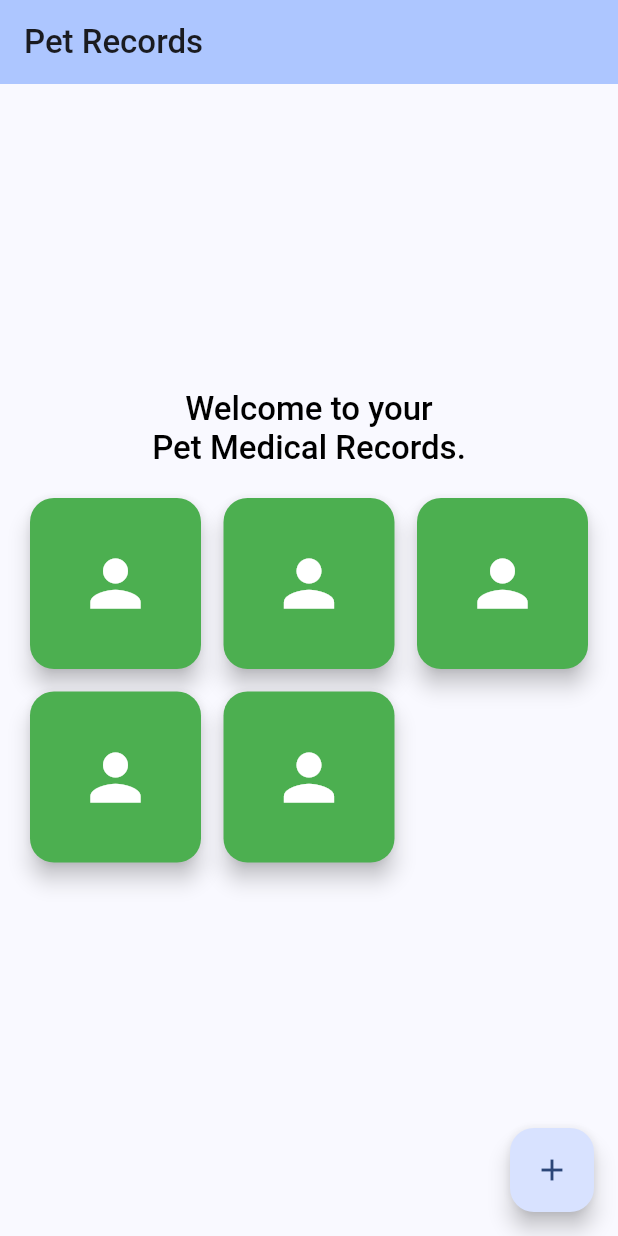
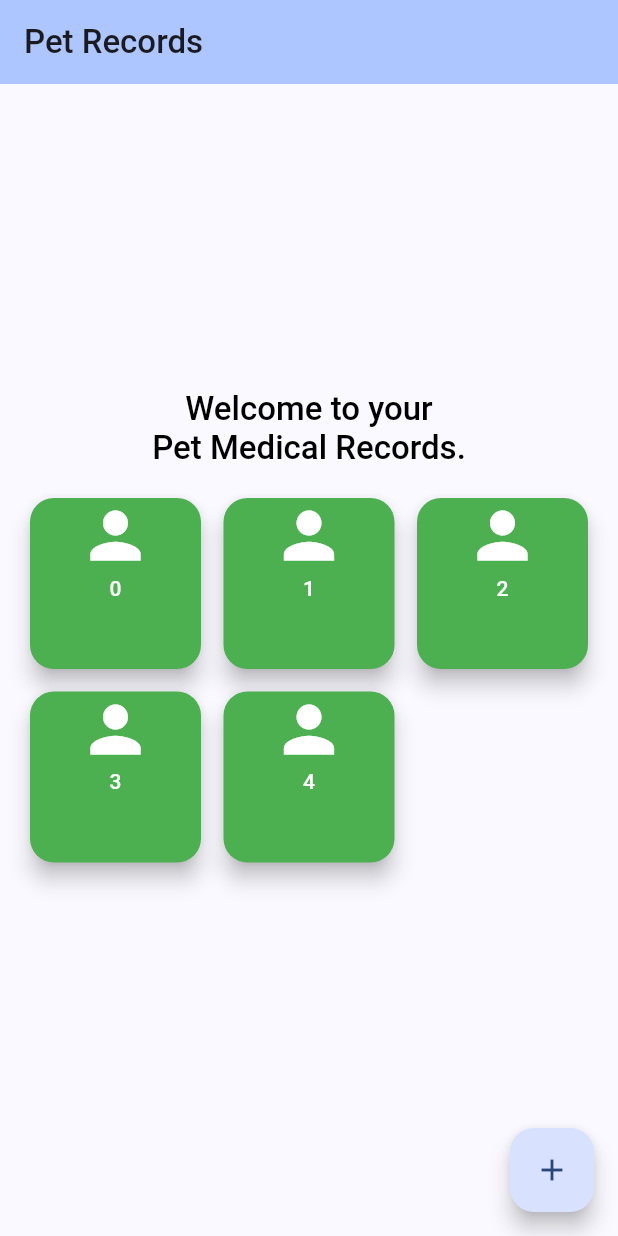
Before and after one commit to wenyngcar/mobile-pet-medical-records, a Flutter app: the screen it shows after launch, on a phone screen of 412 x 824 dp. Run offline on Flutter 3.47's test engine with Material 3 defaults, Android fonts, the phone set to English and light mode, and no system bars.

Commit message:
feat: pass parameters to BoxCard

```diff
--- a/lib/main.dart
+++ b/lib/main.dart
@@ -76,9 +76,9 @@ class _MyHomePageState extends State<MyHomePage> {
               crossAxisCount: 3,
               mainAxisSpacing: 15,
               crossAxisSpacing: 15,
-              children: List.generate(5, (index) {
-                return BoxCard();
-              }),
+              children: [
+                for (int i = 0; i < 5; i++) BoxCard(number: i.toString()),
+              ],
             ),
           ),
         ],
@@ -93,7 +93,9 @@ class _MyHomePageState extends State<MyHomePage> {
 }
 
 class BoxCard extends StatefulWidget {
-  const BoxCard({super.key});
+  const BoxCard({super.key, required this.number});
+
+  final String number;
 
   @override
   State<BoxCard> createState() => _BoxCardState();
@@ -108,7 +110,9 @@ class _BoxCardState extends State<BoxCard> {
       onPressed: () {
         print("Button is pressed.");
       },
-      child: Icon(Icons.person, size: 50),
+      child: Column(
+        children: [Icon(Icons.person, size: 50), Text(widget.number)],
+      ),
     );
   }
 }
```
